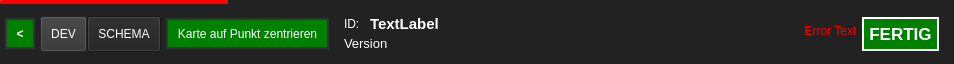
First picture: the form in fim/gui/form/saveBar.ui, repository b-lack/qgis-fim-plugin, before the edit.
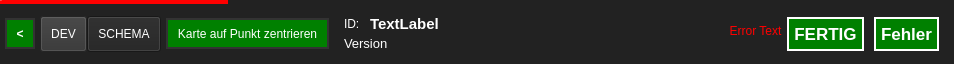
Second picture: the form after the edit.

Diff of the .ui file:
```diff
--- a/fim/gui/form/saveBar.ui
+++ b/fim/gui/form/saveBar.ui
@@ -402,6 +402,37 @@
         </property>
        </widget>
       </item>
+      <item>
+        <widget class="QPushButton" name="lfb_error_btn">
+         <property name="font">
+          <font>
+           <pointsize>13</pointsize>
+           <weight>75</weight>
+           <bold>true</bold>
+          </font>
+         </property>
+         <property name="cursor">
+          <cursorShape>PointingHandCursor</cursorShape>
+         </property>
+         <property name="styleSheet">
+          <string notr="true">QPushButton{
+         border: 2px solid #333;
+         color: #555;
+         margin: 0 5px;
+         padding: 5px;
+ }
+ QPushButton:enabled{
+         border: 2px solid #fff;
+         background-color: green;
+         color: #fff;
+ }</string>
+         </property>
+         <property name="text">
+          <string>Fehler</string>
+         </property>
+        </widget>
+       </item>
+
       <item>
        <spacer name="horizontalSpacer_5">
         <property name="orientation">
```
